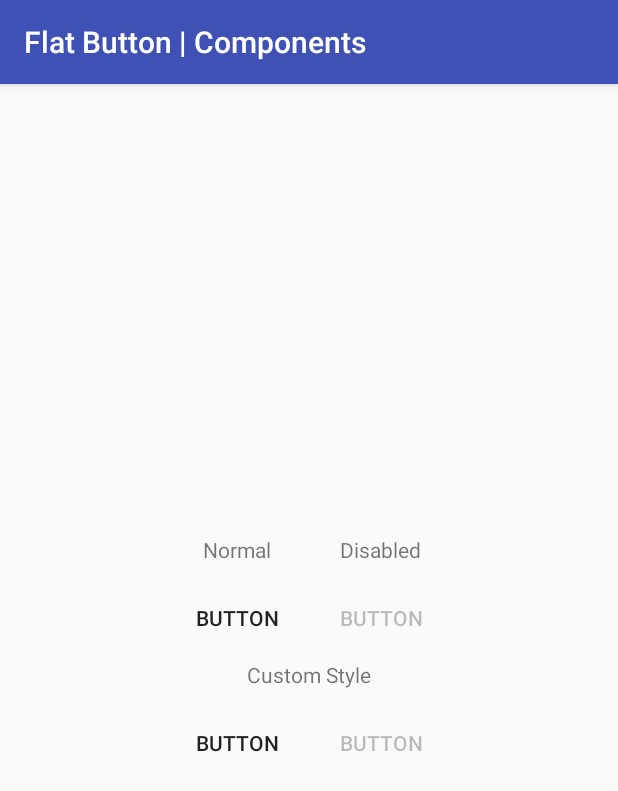
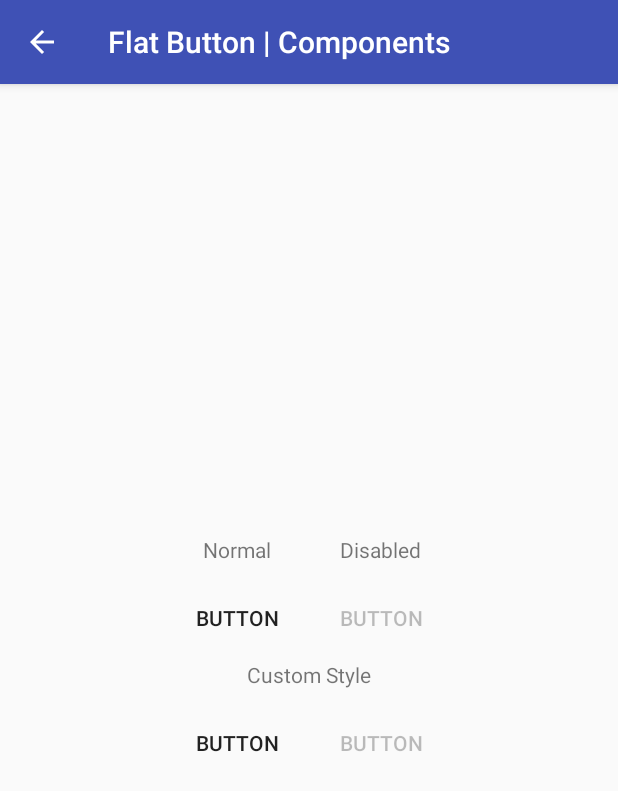
Before and after one commit to Chan4077/android-examples, an Android app: the ComponentsFlatButtonActivity screen opened directly, with no data from a screen before it, on a phone screen of 412 x 824 dp. Shown: the top 791 px of the screen. Run offline under Robolectric (Android 15) with nearby library versions, the phone set to English and light mode, and no system bars; 2 statements that could not run were skipped.

```diff
--- a/AndroidExamples/app/src/main/java/com/edricchan/androidexamples/ui/components/ComponentsFlatButtonActivity.java
+++ b/AndroidExamples/app/src/main/java/com/edricchan/androidexamples/ui/components/ComponentsFlatButtonActivity.java
@@ -2,19 +2,20 @@ package com.edricchan.androidexamples.ui.components;
 
 import android.app.Activity;
 import android.content.Intent;
-import android.os.Bundle;
+
 import androidx.annotation.NonNull;
-import androidx.appcompat.app.AppCompatActivity;
+
+import com.edricchan.androidexamples.ExampleActivity;
 import com.edricchan.androidexamples.R;
 
-public class ComponentsFlatButtonActivity extends AppCompatActivity {
+public class ComponentsFlatButtonActivity extends ExampleActivity {
 	public static void start(@NonNull Activity activity) {
 		Intent intent = new Intent(activity, ComponentsFlatButtonActivity.class);
 		activity.startActivity(intent);
 	}
+
 	@Override
-	protected void onCreate(Bundle savedInstanceState) {
-		super.onCreate(savedInstanceState);
-		setContentView(R.layout.activity_components_flat_button);
+	public int getLayoutRes() {
+		return R.layout.activity_components_flat_button;
 	}
 }
```
